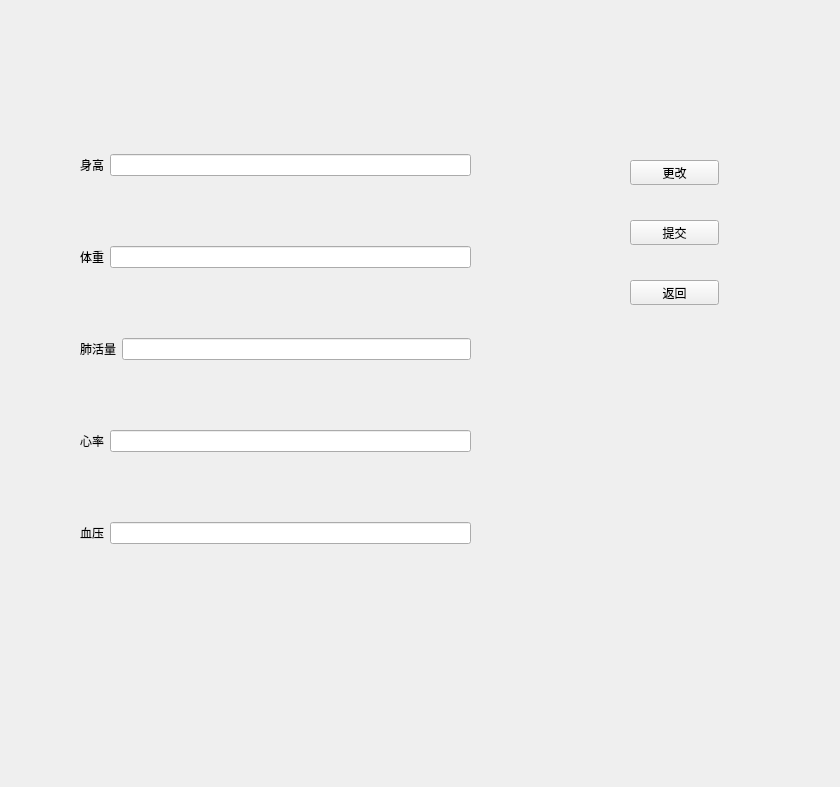
First picture: the form in ui/HealthAssesment.ui, repository BottleOfErie/SmartHospital, before the edit.
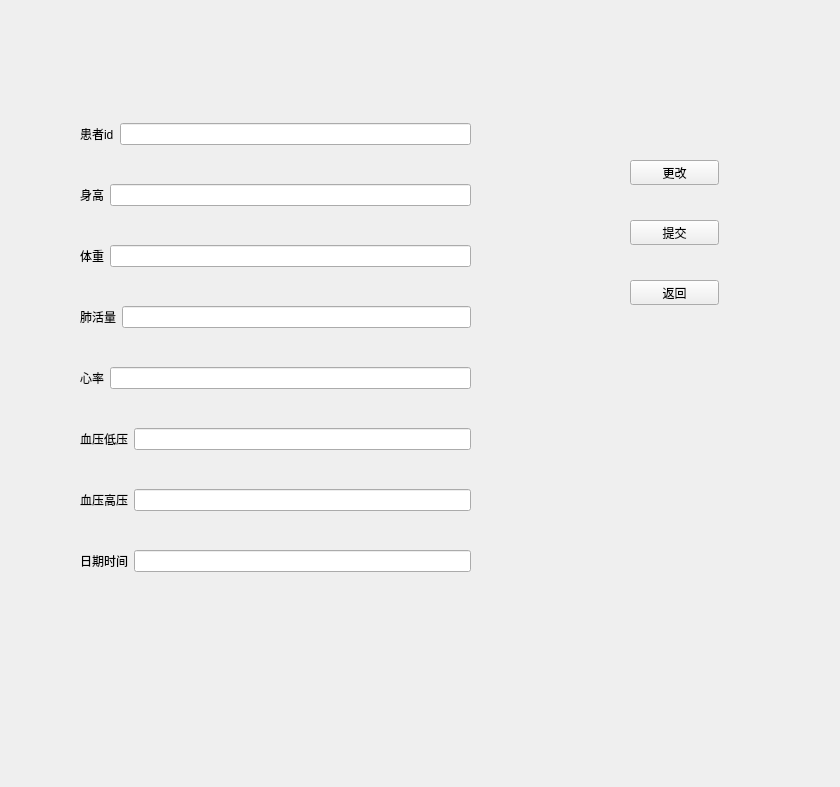
Second picture: the form after the edit.

The edit to the form file:
```diff
--- a/ui/HealthAssesment.ui
+++ b/ui/HealthAssesment.ui
@@ -23,6 +23,20 @@
     </rect>
    </property>
    <layout class="QVBoxLayout" name="verticalLayout">
+    <item>
+     <layout class="QHBoxLayout" name="horizontalLayout_6">
+      <item>
+       <widget class="QLabel" name="label_6">
+        <property name="text">
+         <string>患者id</string>
+        </property>
+       </widget>
+      </item>
+      <item>
+       <widget class="QLineEdit" name="lineEdit_6"/>
+      </item>
+     </layout>
+    </item>
     <item>
      <layout class="QHBoxLayout" name="horizontalLayout">
       <item>
@@ -79,12 +93,26 @@
       </item>
      </layout>
     </item>
+    <item>
+     <layout class="QHBoxLayout" name="horizontalLayout_7">
+      <item>
+       <widget class="QLabel" name="label_7">
+        <property name="text">
+         <string>血压低压</string>
+        </property>
+       </widget>
+      </item>
+      <item>
+       <widget class="QLineEdit" name="lineEdit_7"/>
+      </item>
+     </layout>
+    </item>
     <item>
      <layout class="QHBoxLayout" name="horizontalLayout_5">
       <item>
        <widget class="QLabel" name="label_5">
         <property name="text">
-         <string>血压</string>
+         <string>血压高压</string>
         </property>
        </widget>
       </item>
@@ -93,6 +121,20 @@
       </item>
      </layout>
     </item>
+    <item>
+     <layout class="QHBoxLayout" name="horizontalLayout_8">
+      <item>
+       <widget class="QLabel" name="label_8">
+        <property name="text">
+         <string>日期时间</string>
+        </property>
+       </widget>
+      </item>
+      <item>
+       <widget class="QLineEdit" name="lineEdit_8"/>
+      </item>
+     </layout>
+    </item>
    </layout>
   </widget>
   <widget class="QPushButton" name="pushButton_2">
```
